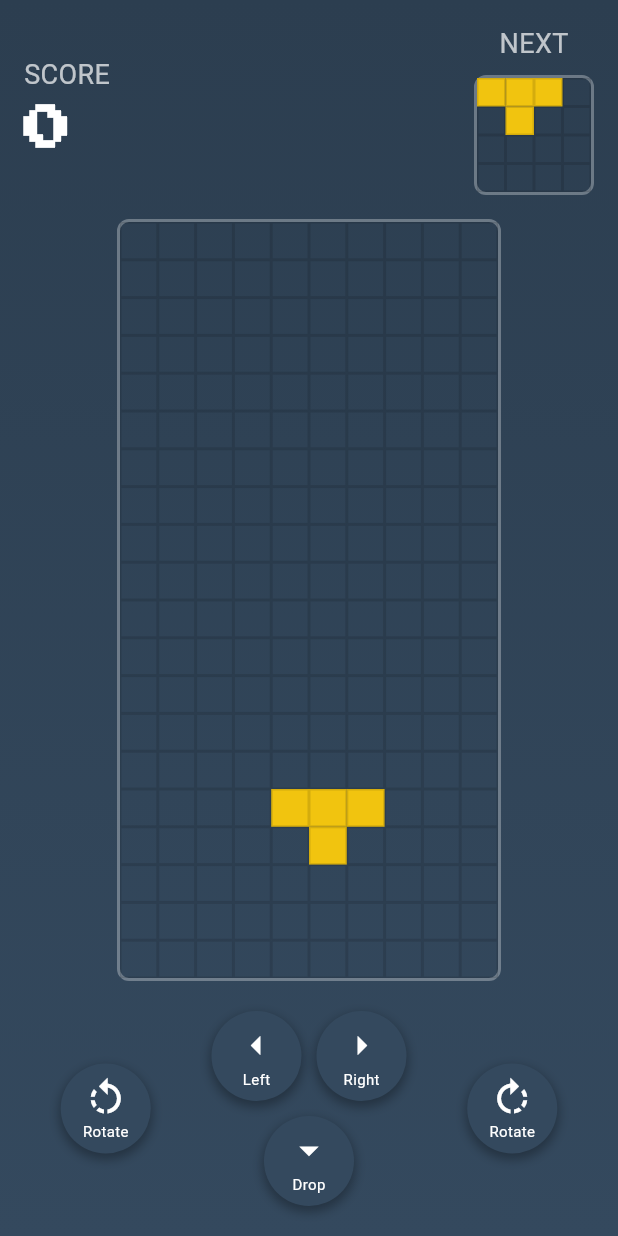
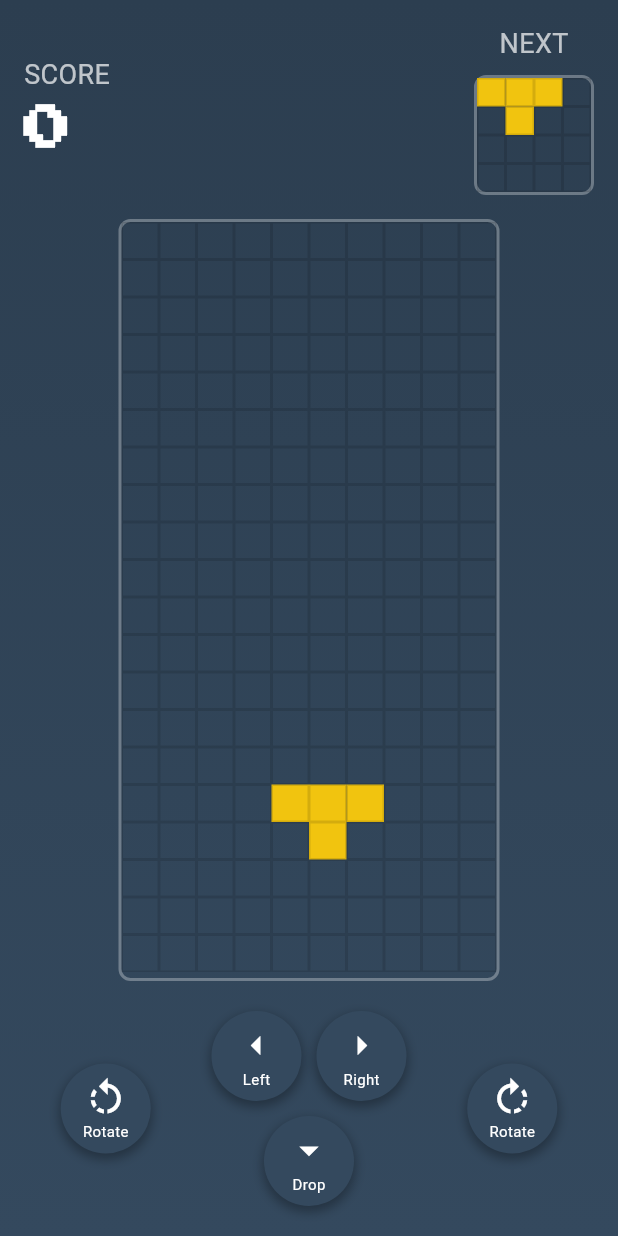
Before and after one commit to kfahmi77/my-flutter-project, a Flutter app: the screen it shows after launch, on a phone screen of 412 x 824 dp. Run offline on Flutter 3.47's test engine with Material 3 defaults, Android fonts, the phone set to English and light mode, and no system bars; our stand-ins replace audioplayers, google_fonts.

Commit message:
update grid for responsive layout

```diff
--- a/lib/main.dart
+++ b/lib/main.dart
@@ -2,9 +2,17 @@ import 'dart:async';
 import 'dart:math';
 import 'package:audioplayers/audioplayers.dart';
 import 'package:flutter/material.dart';
+import 'package:flutter/services.dart';
 import 'package:google_fonts/google_fonts.dart';
 
-void main() => runApp(const MyApp());
+void main() {
+  WidgetsFlutterBinding.ensureInitialized();
+  SystemChrome.setEnabledSystemUIMode(SystemUiMode.immersive);
+  SystemChrome.setPreferredOrientations([DeviceOrientation.portraitUp])
+      .then((_) {
+    runApp(const MyApp());
+  });
+}
 
 class MyApp extends StatelessWidget {
   const MyApp({super.key});
@@ -12,6 +20,7 @@ class MyApp extends StatelessWidget {
   @override
   Widget build(BuildContext context) {
     return MaterialApp(
+      debugShowCheckedModeBanner: false,
       title: 'Flutter Tetris',
       theme: ThemeData(
         primarySwatch: Colors.blue,
@@ -330,12 +339,8 @@ class _TetrisGameState extends State<TetrisGame>
   @override
   Widget build(BuildContext context) {
     return Scaffold(
-      // appBar: AppBar(
-      //   title: Text('TETRIS', style: GoogleFonts.pressStart2p(fontSize: 24)),
-      //   centerTitle: true,
-      //   backgroundColor: const Color(0xFF34495E),
-      // ),
-      body: Container(
+      body: SafeArea(
+        child: Container(
           decoration: const BoxDecoration(
             gradient: LinearGradient(
               begin: Alignment.topCenter,
@@ -369,7 +374,7 @@ class _TetrisGameState extends State<TetrisGame>
                         Text('NEXT',
                             style: GoogleFonts.roboto(
                                 fontSize: 18, color: Colors.white70)),
-                      const Padding(padding: const EdgeInsets.only(top: 8)),
+                        const Padding(padding: EdgeInsets.only(top: 8)),
                         buildNextPiecePreview(),
                       ],
                     ),
@@ -378,13 +383,13 @@ class _TetrisGameState extends State<TetrisGame>
               ),
               Expanded(
                 child: Center(
+                  child: AspectRatio(
+                    aspectRatio: cols / rows,
                     child: Container(
                       decoration: BoxDecoration(
                         border: Border.all(color: Colors.white30, width: 2),
                         borderRadius: BorderRadius.circular(8),
                       ),
-                  child: AspectRatio(
-                    aspectRatio: cols / rows,
                       child: GridView.builder(
                         physics: const NeverScrollableScrollPhysics(),
                         itemCount: rows * cols,
@@ -440,7 +445,8 @@ class _TetrisGameState extends State<TetrisGame>
                           ],
                         ),
                         const SizedBox(height: 10),
-                      _buildControlButton(Icons.arrow_drop_down, drop, 'Drop'),
+                        _buildControlButton(
+                            Icons.arrow_drop_down, drop, 'Drop'),
                       ],
                     ),
                     _buildControlButton(Icons.rotate_right, rotate, 'Rotate'),
@@ -448,6 +454,7 @@ class _TetrisGameState extends State<TetrisGame>
                 ),
               ),
             ],
+          ),
         ),
       ),
     );
```
Also changed, not shown: 1 other file. Lines whose indentation alone changed are shown as unchanged.
